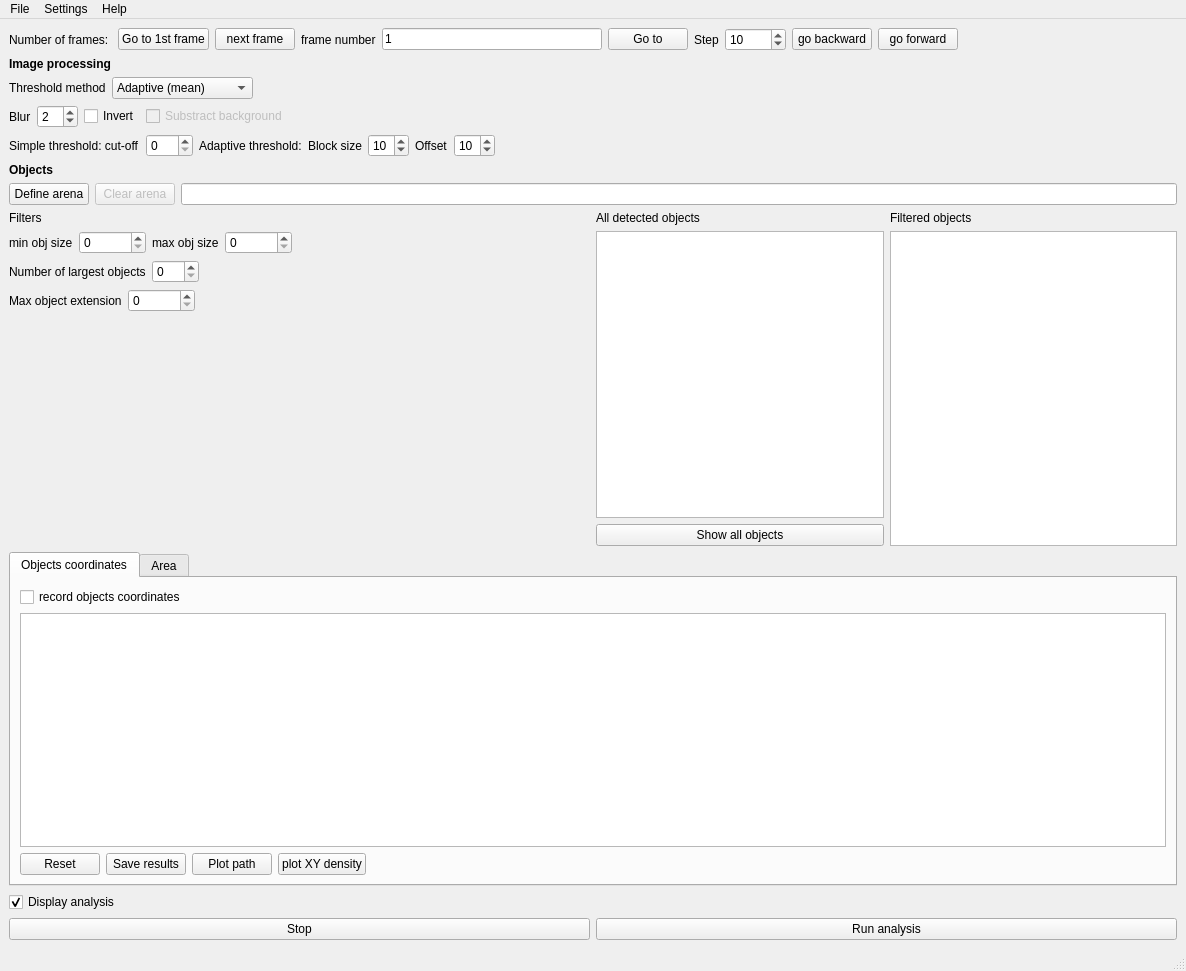
olivierfriard/DORIS, file src/doris.ui: the form before one commit.
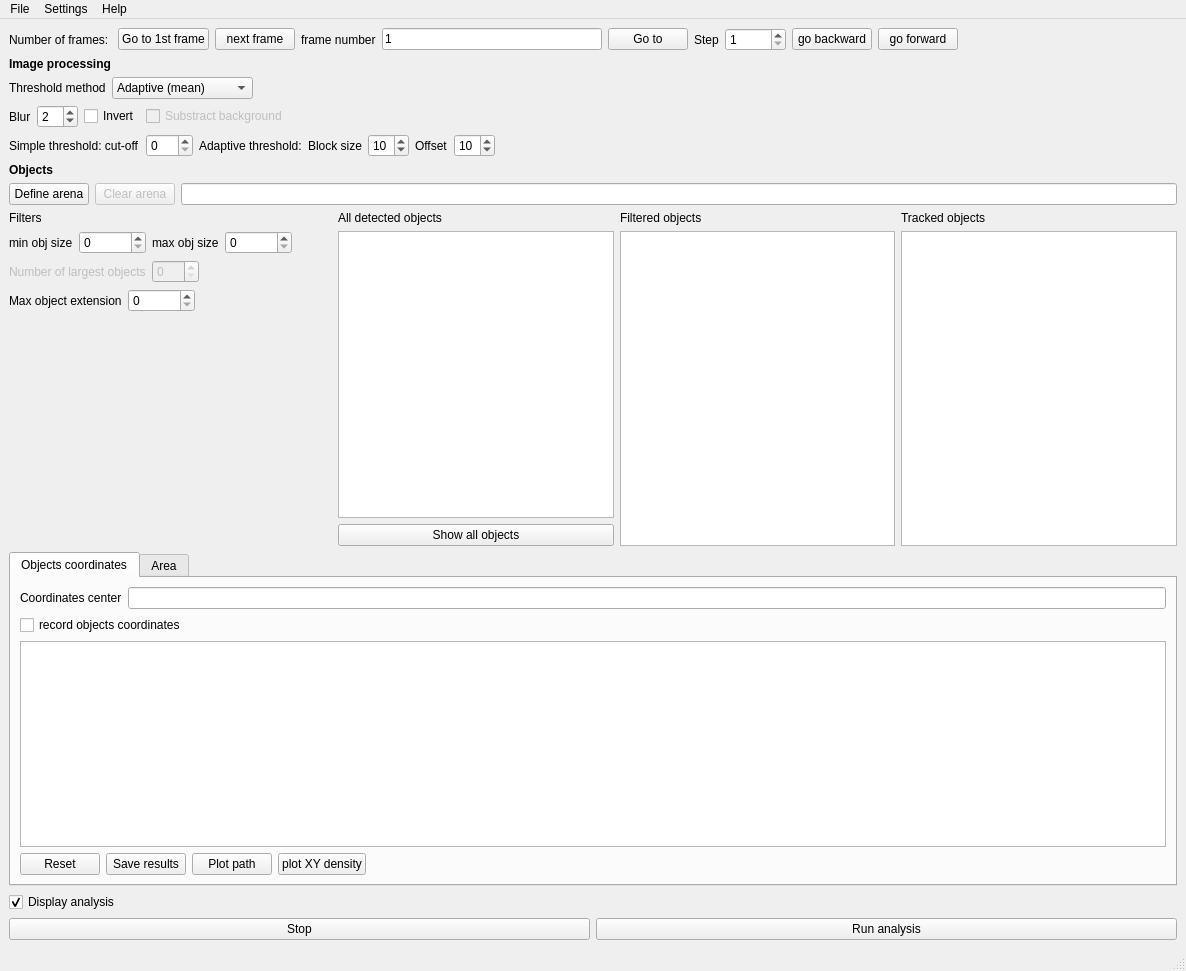
The form after the commit.

What changed in the file:
```diff
--- a/src/doris.ui
+++ b/src/doris.ui
@@ -14,7 +14,7 @@
    <string>MainWindow</string>
   </property>
   <widget class="QWidget" name="centralwidget">
-   <layout class="QVBoxLayout" name="verticalLayout_4">
+   <layout class="QVBoxLayout" name="verticalLayout_9">
     <item>
      <layout class="QHBoxLayout" name="horizontalLayout_5">
       <item>
@@ -78,7 +78,7 @@
          <number>10</number>
         </property>
         <property name="value">
-         <number>10</number>
+         <number>1</number>
         </property>
        </widget>
       </item>
@@ -323,7 +323,7 @@
      </layout>
     </item>
     <item>
-     <layout class="QHBoxLayout" name="horizontalLayout_18">
+     <layout class="QHBoxLayout" name="horizontalLayout_9">
       <item>
        <layout class="QVBoxLayout" name="verticalLayout_3">
         <item>
@@ -402,6 +402,9 @@
          <layout class="QHBoxLayout" name="horizontalLayout_7">
           <item>
            <widget class="QLabel" name="label_7">
+            <property name="enabled">
+             <bool>false</bool>
+            </property>
             <property name="text">
              <string>Number of largest objects</string>
             </property>
@@ -409,6 +412,9 @@
           </item>
           <item>
            <widget class="QSpinBox" name="sb_largest_number">
+            <property name="enabled">
+             <bool>false</bool>
+            </property>
             <property name="maximum">
              <number>999</number>
             </property>
@@ -479,8 +485,6 @@
        </layout>
       </item>
       <item>
-       <layout class="QHBoxLayout" name="horizontalLayout_9">
-        <item>
          <layout class="QVBoxLayout" name="verticalLayout">
           <item>
            <widget class="QLabel" name="lb_all">
@@ -521,6 +525,25 @@
            </widget>
           </item>
          </layout>
+      </item>
+      <item>
+       <layout class="QVBoxLayout" name="verticalLayout_4">
+        <item>
+         <widget class="QLabel" name="lb_filtered_2">
+          <property name="text">
+           <string>Tracked objects</string>
+          </property>
+         </widget>
+        </item>
+        <item>
+         <widget class="QTextEdit" name="te_tracked_objects">
+          <property name="maximumSize">
+           <size>
+            <width>16777215</width>
+            <height>16777215</height>
+           </size>
+          </property>
+         </widget>
         </item>
        </layout>
       </item>
@@ -538,6 +561,24 @@
        <layout class="QVBoxLayout" name="verticalLayout_6">
         <item>
          <layout class="QVBoxLayout" name="verticalLayout_5">
+          <item>
+           <layout class="QHBoxLayout" name="horizontalLayout_11">
+            <item>
+             <widget class="QLabel" name="label">
+              <property name="text">
+               <string>Coordinates center</string>
+              </property>
+             </widget>
+            </item>
+            <item>
+             <widget class="QLineEdit" name="le_coordinates_center">
+              <property name="readOnly">
+               <bool>true</bool>
+              </property>
+             </widget>
+            </item>
+           </layout>
+          </item>
           <item>
            <widget class="QCheckBox" name="cb_record_xy">
             <property name="text">
```
Left out of the diff: 7 changed lines with no effect on the pictures. Lines whose indentation alone changed are shown as unchanged.
